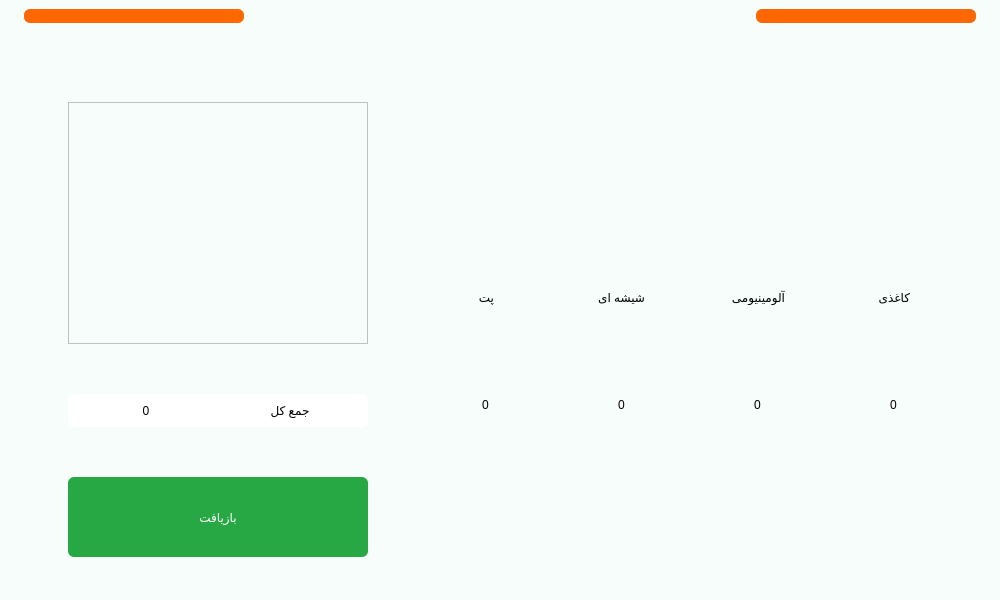
Farazist/raspberrypi-app, file main.ui: the form before one commit.
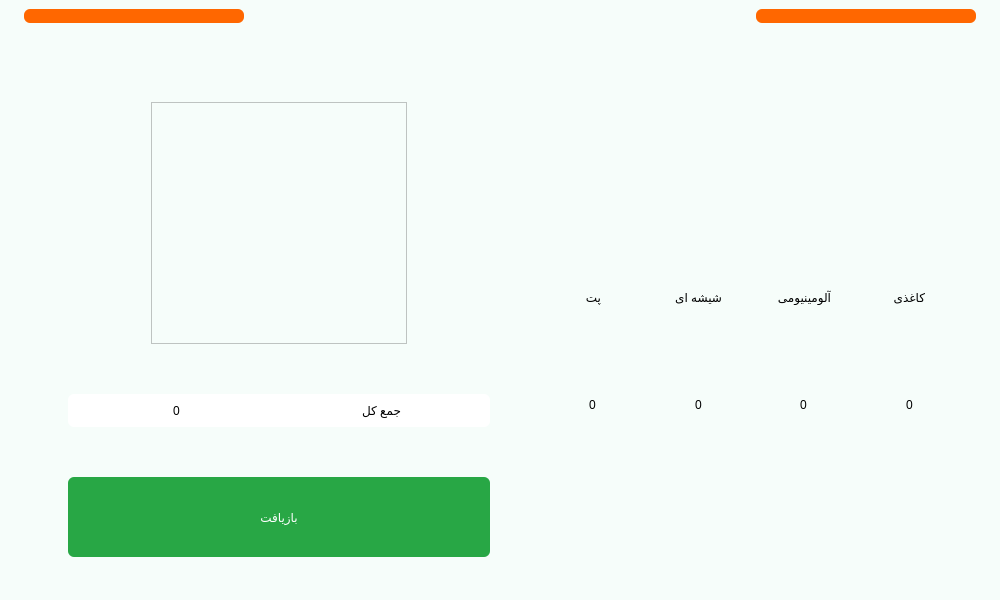
The form after the commit. The open tabs and pages were chosen to show the change. Icons and pictures are not drawn.

The edit to the form file:
```diff
--- a/main.ui
+++ b/main.ui
@@ -1115,6 +1115,12 @@
            <layout class="QVBoxLayout" name="verticalLayout_31">
             <item alignment="Qt::AlignHCenter">
              <widget class="QLabel" name="lblAutoSelectedItem">
+              <property name="maximumSize">
+               <size>
+                <width>500</width>
+                <height>16777215</height>
+               </size>
+              </property>
               <property name="styleSheet">
                <string notr="true">font: 24pt &quot;IRANSansFaNum&quot;;
 color:#000000;</string>
@@ -1130,33 +1136,14 @@
               </property>
              </widget>
             </item>
-            <item>
-             <widget class="QScrollArea" name="scrollAreaAutoDelivery">
-              <property name="minimumSize">
-               <size>
-                <width>200</width>
-                <height>0</height>
-               </size>
-              </property>
+            <item alignment="Qt::AlignHCenter">
+             <widget class="QListWidget" name="listWidget">
               <property name="maximumSize">
                <size>
-                <width>300</width>
+                <width>500</width>
                 <height>16777215</height>
                </size>
               </property>
-              <property name="widgetResizable">
-               <bool>true</bool>
-              </property>
-              <widget class="QWidget" name="scrollWidgetAutoDelivery">
-               <property name="geometry">
-                <rect>
-                 <x>0</x>
-                 <y>0</y>
-                 <width>198</width>
-                 <height>28</height>
-                </rect>
-               </property>
-              </widget>
              </widget>
             </item>
             <item>
```
Left out of the diff: 2 changed lines with no effect on the pictures.
